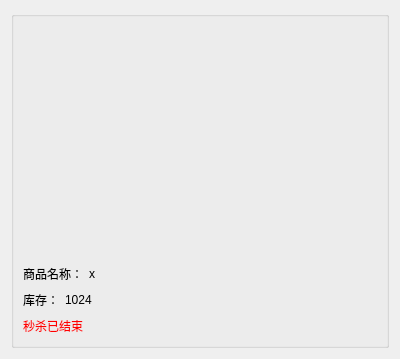
Old version of the form demo-场景案例/demo-flash-sale/ui-qt/productinfowidget.ui in the repository dexterleslie1/demonstration.
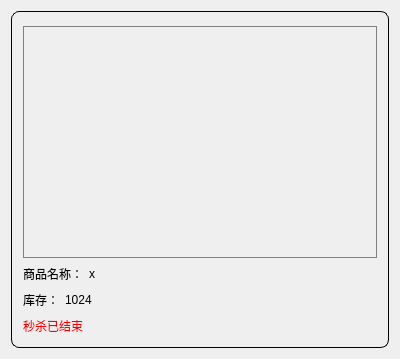
New version of the form.

Commit message: 场景案例秒杀Qt UI实现商品列表功能

```diff
--- a/demo-场景案例/demo-flash-sale/ui-qt/productinfowidget.ui
+++ b/demo-场景案例/demo-flash-sale/ui-qt/productinfowidget.ui
@@ -16,6 +16,9 @@
   <layout class="QHBoxLayout" name="horizontalLayout">
    <item>
     <widget class="QGroupBox" name="groupBox">
+     <property name="styleSheet">
+      <string notr="true">#groupBox { border: 1px solid black; border-radius:8px; }</string>
+     </property>
      <property name="title">
       <string/>
      </property>
@@ -30,6 +33,9 @@
             <height>200</height>
            </size>
           </property>
+          <property name="styleSheet">
+           <string notr="true">border: 1px solid gray;</string>
+          </property>
          </widget>
         </item>
         <item>
```
The commit also changes 1 other file.
